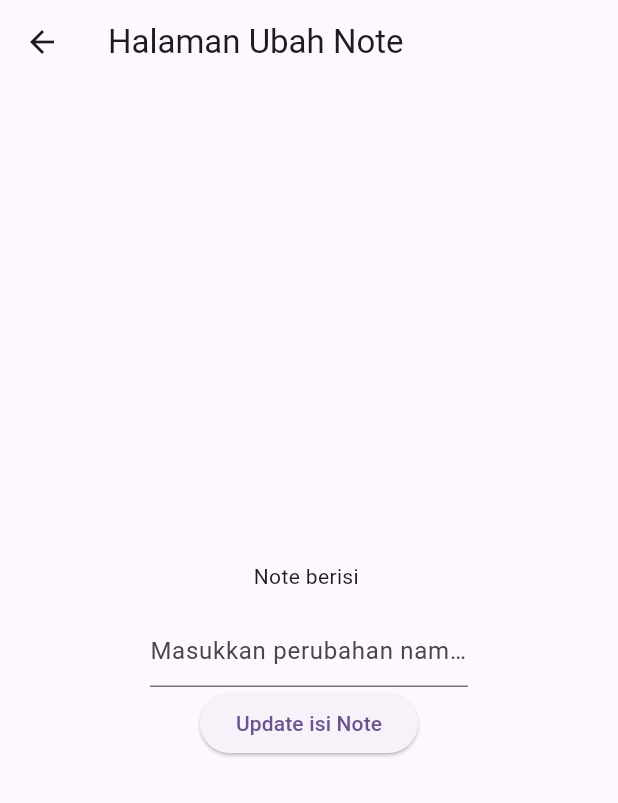
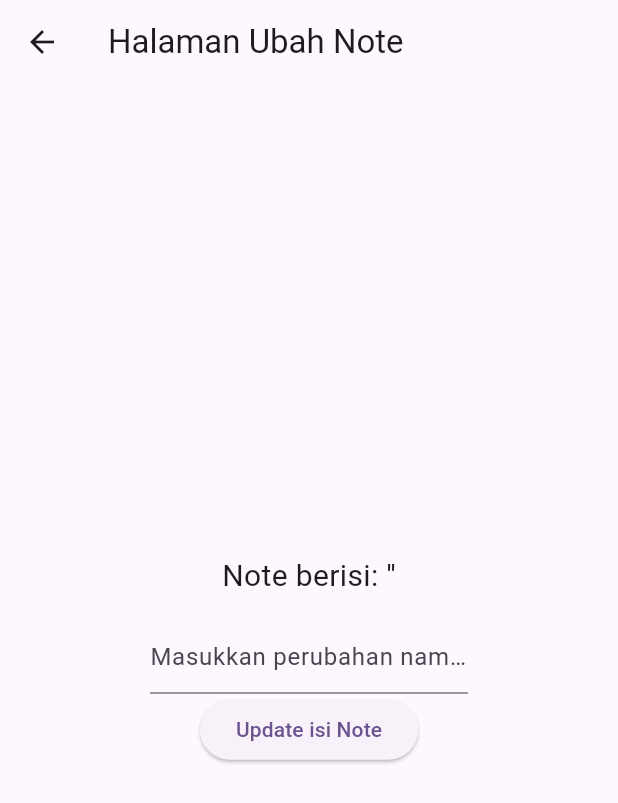
Before and after one commit to shuyshuys/sekolah_beta_note_app, a Flutter app: the EditPage screen opened directly with empty values, on a phone screen of 412 x 824 dp. Shown: the top 803 px of the screen. Run offline on Flutter 3.47's test engine with Material 2 defaults, Android fonts, the phone set to English and light mode, and no system bars; our stand-ins replace cloud_firestore, firebase_core; accounts and stored records are empty.

Commit message:
make text note size bigger

```diff
--- a/lib/edit_page.dart
+++ b/lib/edit_page.dart
@@ -60,7 +60,10 @@ class _EditPageState extends State<EditPage> {
         child: Column(
           mainAxisAlignment: MainAxisAlignment.center,
           children: [
-            Text('Note berisi $noteValue'),
+            Text(
+              'Note berisi: \'$noteValue\'',
+              style: const TextStyle(fontSize: 20), // Increase the font size to 20
+            ),
             const SizedBox(height: 16),
             Padding(
               padding: const EdgeInsets.symmetric(
```
